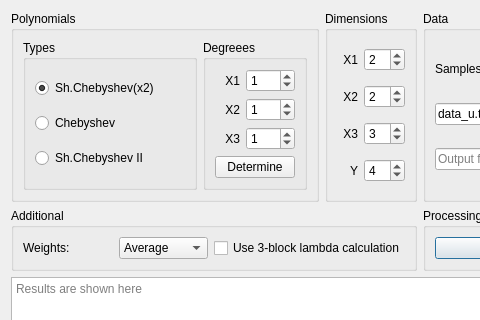
fatvlady/sys-an-labs, file lab_3/main_window.ui: the form before one commit; both pictures show x 0 to 480 and y 0 to 320 of the 742 by 600 pixel window.
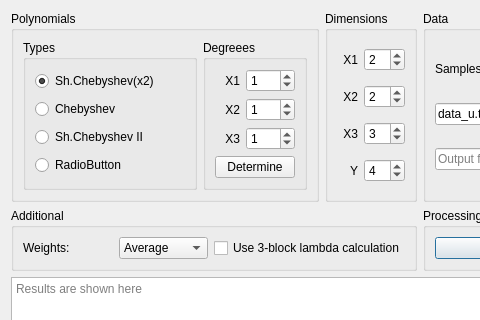
The form after the commit.

Commit message: custom function interface support

What changed in the file:
```diff
--- a/lab_3/main_window.ui
+++ b/lab_3/main_window.ui
@@ -85,6 +85,13 @@
            </property>
           </widget>
          </item>
+         <item>
+          <widget class="QRadioButton" name="radio_custom">
+           <property name="text">
+            <string>RadioButton</string>
+           </property>
+          </widget>
+         </item>
         </layout>
        </widget>
       </item>
```
The commit also changes 2 other files.
